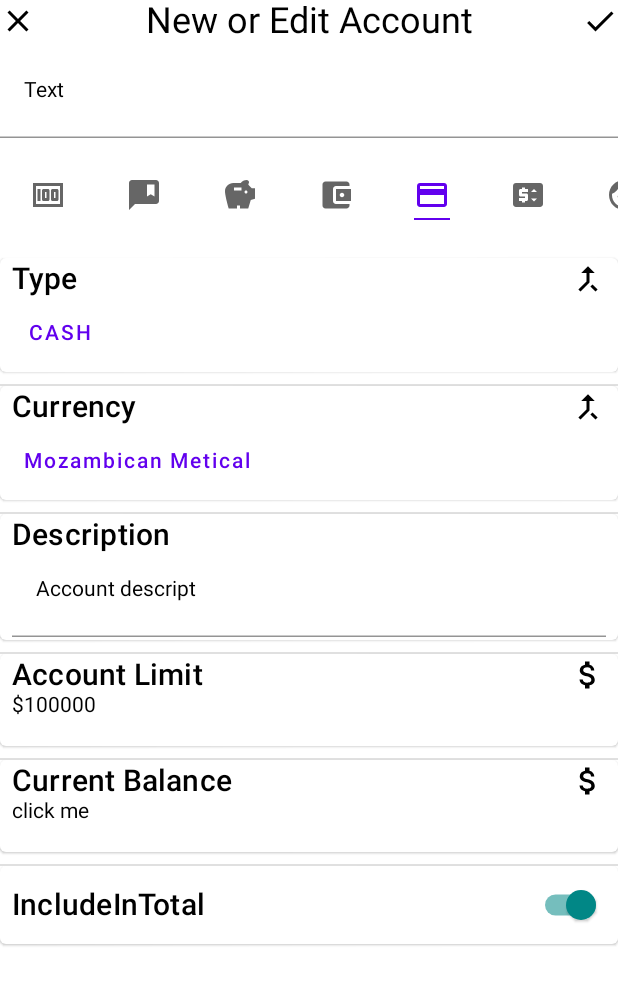
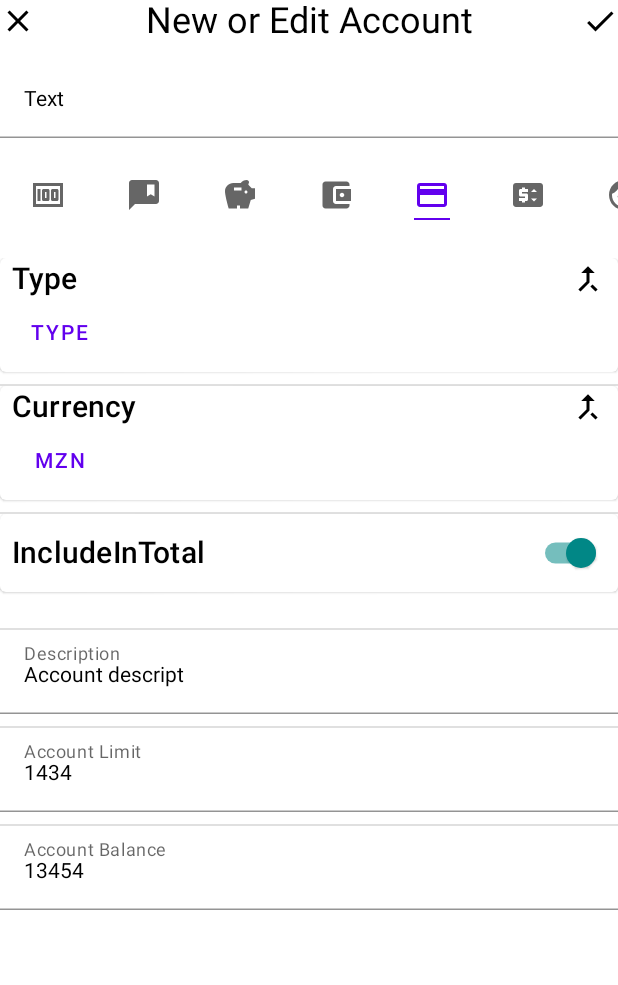
Before and after one commit to rColeJnr/BudgetLy, an Android app built with Jetpack Compose: the @Preview function PreviewAccountTopBar, on a phone screen of 412 x 824 dp. Shown: the top 985 px of the screen. Run offline under Robolectric (Android 15) with nearby library versions, the phone set to English and light mode, and no system bars; our stand-ins replace Room's generated code.

Commit message:
we did good

```diff
--- a/app/src/main/java/com/rick/budgetly/BudgetLyActivity.kt
+++ b/app/src/main/java/com/rick/budgetly/BudgetLyActivity.kt
@@ -89,7 +89,7 @@ fun BudgetLyNavHost(
         composable(BudgetLyScreen.Accounts.name) {
             accountsViewModel.onStart()
             AccountBody(
-                dummyAccounts,
+                accountsViewModel = accountsViewModel,
                 accountsAddEditViewModel = accountsAddEditViewModel,
                 accountsDetailsViewModel = accountsDetailsViewModel,
             )
--- a/app/src/main/java/com/rick/budgetly/feature_account/ui/accountneworedit/components/AccountAddEditDetails.kt
+++ b/app/src/main/java/com/rick/budgetly/feature_account/ui/accountneworedit/components/AccountAddEditDetails.kt
@@ -3,29 +3,23 @@ package com.rick.budgetly.feature_account.ui.accountneworedit.components
 import android.widget.Toast
 import androidx.compose.foundation.clickable
 import androidx.compose.foundation.layout.*
+import androidx.compose.foundation.text.KeyboardOptions
 import androidx.compose.material.*
 import androidx.compose.material.icons.Icons
-import androidx.compose.material.icons.filled.*
+import androidx.compose.material.icons.filled.AttachMoney
+import androidx.compose.material.icons.filled.Description
+import androidx.compose.material.icons.filled.MergeType
 import androidx.compose.runtime.Composable
-import androidx.compose.runtime.rememberCoroutineScope
 import androidx.compose.ui.Alignment
 import androidx.compose.ui.Modifier
 import androidx.compose.ui.graphics.vector.ImageVector
 import androidx.compose.ui.platform.LocalContext
+import androidx.compose.ui.text.input.KeyboardType
 import androidx.compose.ui.unit.dp
-import com.rick.budgetly.components.Calculator
 import com.rick.budgetly.components.TextDropdownMenu
 import com.rick.budgetly.feature_account.domain.AccountCurrency
 import com.rick.budgetly.feature_account.domain.AccountType
 import com.rick.budgetly.feature_account.ui.components.AccountInputText
-import kotlinx.coroutines.launch
-
-val lilst = listOf(
-    "7", "4", "1", ".", "8", "5", "2", "0", "9", "6", "3", "<"
-)
-val list = listOf(
-    "+", "-", "x", "/", "Ok"
-)
 
 @ExperimentalMaterialApi
 @Composable
@@ -45,16 +39,9 @@ fun AccountAddEditDetails(
 ) {
 
     val context = LocalContext.current
-    val state =
-        rememberModalBottomSheetState(initialValue = ModalBottomSheetValue.Hidden)
-    val scope = rememberCoroutineScope()
-    val click = {Toast.makeText(context, "click", Toast.LENGTH_SHORT).show()}
-    ModalBottomSheetLayout(
-        modifier = Modifier.wrapContentWidth(align = Alignment.CenterHorizontally),
-        sheetState = state,
-        sheetContent = {
-            Calculator()
-        },
+
+    Surface(
+        color = MaterialTheme.colors.background
     ) {
         Column(Modifier.fillMaxWidth(), verticalArrangement = Arrangement.SpaceEvenly) {
             AccountTitleDetailColumn(
@@ -62,10 +49,11 @@ fun AccountAddEditDetails(
                 icon = Icons.Default.MergeType,
                 detail = {
                     TextDropdownMenu(
-                        text = AccountType.Default.type,
+                        text = type,
                         items = typeList(),
                         onMenuItemClick = {
-                            Toast.makeText(context, "$it", Toast.LENGTH_LONG).show()
+                            onTypeChange(it)
+                            Toast.makeText(context, "$it", Toast.LENGTH_SHORT).show()
                         }
                     )
                 },
@@ -79,49 +67,14 @@ fun AccountAddEditDetails(
                 icon = Icons.Default.MergeType,
                 detail = {
                     TextDropdownMenu(
-                        text = AccountCurrency.Default.currency,
+                        text = currency,
                         items = currencyList(),
                         onMenuItemClick = {
-                            Toast.makeText(context, "$it", Toast.LENGTH_LONG).show()
+                            onCurrencyChange(it)
+                            Toast.makeText(context, "$it", Toast.LENGTH_SHORT).show()
                         }
                     )
                 },
-                onClick = {}
-            )
-            Spacer(modifier = Modifier.height(8.dp))
-            Divider()
-
-            AccountTitleDetailColumn(
-                title = "Description",
-                icon = Icons.Default.Description,
-                detail = {
-                    AccountInputText(
-                        text = description,
-                        onTextChange = onDescriptionChange,
-
-                    )
-                },
-                onClick = { scope.launch { state.show() } }
-            )
-
-            Spacer(modifier = Modifier.height(8.dp))
-            Divider()
-
-            AccountTitleDetailColumn(
-                title = "Account Limit",
-                icon = Icons.Default.AttachMoney,
-                detail = {
-                    Text(text = "$100000", modifier = Modifier.height(33.dp)) },
-                onClick = { scope.launch { state.show() } }
-            )
-            Spacer(modifier = Modifier.height(8.dp))
-            Divider()
-
-            AccountTitleDetailColumn(
-                title = "Current Balance",
-                icon = Icons.Default.AttachMoney,
-                detail = {
-                    Text(text = "click me", modifier = Modifier.height(33.dp)) },
                 onClick = {}
             )
             Spacer(modifier = Modifier.height(8.dp))
@@ -132,16 +85,41 @@ fun AccountAddEditDetails(
                 boolean = checked,
                 onCheckedChange = onCheckedChange
             )
+            Spacer(modifier = Modifier.height(24.dp))
+            Divider()
+
+            AccountInputText(
+                text = description,
+                onTextChange = onDescriptionChange,
+                label = "Description",
+            )
+            Spacer(modifier = Modifier.height(8.dp))
+            Divider()
+
+            AccountInputText(
+                text = limit,
+                onTextChange = onLimitChange,
+                label = "Account Limit",
+                singleLine = true,
+                keyboardOptions = KeyboardOptions.Default.copy(
+                    keyboardType = KeyboardType.Number
+                )
+            )
+            Spacer(modifier = Modifier.height(8.dp))
+            Divider()
+
+            AccountInputText(
+                text = balance,
+                onTextChange = onBalanceChange,
+                label = "Account Balance",
+                singleLine = true,
+                keyboardOptions = KeyboardOptions.Default.copy(
+                    keyboardType = KeyboardType.Number
+                )
+            )
         }
     }
-
-//    Surface(
-//        color = MaterialTheme.colors.background
-//    ) {
-//
-//    }
 }
-
 
 
 @Composable
@@ -150,7 +128,7 @@ fun AccountTitleDetailColumn(
     title: String,
     icon: ImageVector,
     detail: @Composable () -> Unit = {},
-    onClick: () -> Unit
+    onClick: () -> Unit = {}
 ) {
 
     Card(modifier = modifier
--- a/app/src/main/java/com/rick/budgetly/feature_account/ui/accountneworedit/components/AccountAddTopBar.kt
+++ b/app/src/main/java/com/rick/budgetly/feature_account/ui/accountneworedit/components/AccountAddTopBar.kt
@@ -108,11 +108,11 @@ fun IconRow(
     modifier: Modifier = Modifier
 ) {
     Row(modifier.horizontalScroll(rememberScrollState())) {
-        for (accountIcon in AccountIcon.values()) {
+        for ((index, accountIcon) in AccountIcon.values().withIndex()) {
             SelectableIconButton(
                 icon = accountIcon.imageVector,
                 cDescription = accountIcon.contentDescription,
-                onIconSelected = { onIconChange },
+                onIconSelected = { onIconChange(index) },
                 isSelected = accountIcon == icon
             )
         }
@@ -137,7 +137,7 @@ fun SelectableIconButton(
             Icon(
                 imageVector = icon,
                 tint = tint,
-                contentDescription = icon.name
+                contentDescription = cDescription
             )
             if (isSelected) {
                 Box(
--- a/app/src/main/java/com/rick/budgetly/feature_account/ui/accounts/AccountBody.kt
+++ b/app/src/main/java/com/rick/budgetly/feature_account/ui/accounts/AccountBody.kt
@@ -36,10 +36,12 @@ import com.rick.budgetly.feature_account.ui.util.getAccount
 
 @Composable
 fun AccountBody(
-    accounts: List<Account>,
+    accountsViewModel: AccountsViewModel,
     accountsAddEditViewModel: AccountAddEditViewModel,
     accountsDetailsViewModel: AccountDetailsViewModel
 ) {
+
+    val  accounts = accountsViewModel.accountsState.value.accounts
 
     val navController = rememberNavController()
     NavHost(
@@ -73,7 +75,7 @@ fun AccountBody(
                         )
                     }
 
-                    Text(text = "Random kanye Qoute", style = MaterialTheme.typography.h4)
+                    Text(text = "Random kanye Quote", style = MaterialTheme.typography.h4)
 
                     AccountList(
                         accounts = accounts,
--- a/app/src/main/java/com/rick/budgetly/feature_account/ui/accounts/AccountsViewModel.kt
+++ b/app/src/main/java/com/rick/budgetly/feature_account/ui/accounts/AccountsViewModel.kt
@@ -24,7 +24,7 @@ class AccountsViewModel @Inject constructor(
         get() = dispatcher.provideIOContext()
 
     private val _accountsState = mutableStateOf(AccountsState())
-    private val accountsState: State<AccountsState> = _accountsState
+    internal val accountsState: State<AccountsState> = _accountsState
 
     override fun onEvent(event: AccountEvents) {
         when (event) {
--- a/app/src/main/java/com/rick/budgetly/feature_account/ui/components/AccountComponents.kt
+++ b/app/src/main/java/com/rick/budgetly/feature_account/ui/components/AccountComponents.kt
@@ -41,9 +41,12 @@ fun AccountTopBar(
 @OptIn(ExperimentalComposeUiApi::class)
 @Composable
 fun AccountInputText(
+    modifier: Modifier = Modifier,
     text: String,
+    label: String = "",
     onTextChange: (String) -> Unit,
-    modifier: Modifier = Modifier,
+    singleLine: Boolean = false,
+    keyboardOptions: KeyboardOptions = KeyboardOptions.Default,
     onImeAction: () -> Unit = {}
 ) {
     val keyboardController = LocalSoftwareKeyboardController.current
@@ -51,8 +54,9 @@ fun AccountInputText(
         value = text,
         onValueChange = onTextChange,
         colors = TextFieldDefaults.textFieldColors(backgroundColor = Color.Transparent),
-        maxLines = 1,
-        keyboardOptions = KeyboardOptions.Default.copy(imeAction = ImeAction.Done),
+        label = { Text(text = label) },
+        singleLine = singleLine,
+        keyboardOptions = keyboardOptions.copy(imeAction = ImeAction.Done),
         keyboardActions = KeyboardActions(onDone = {
             onImeAction()
             keyboardController?.hide()
```
